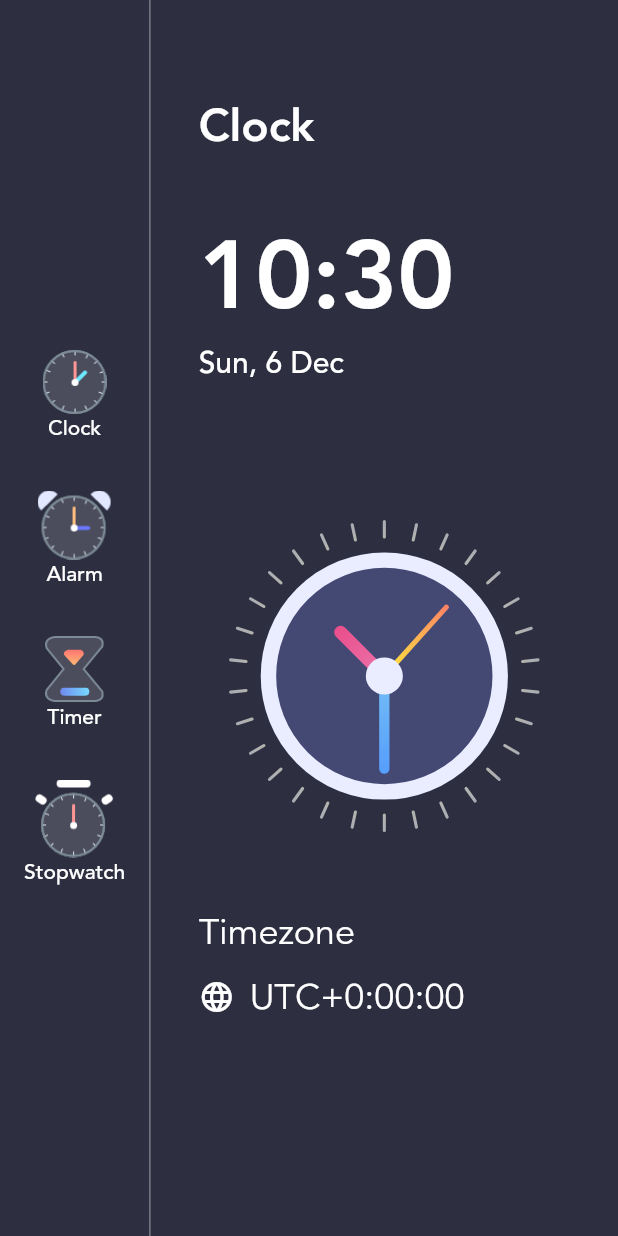
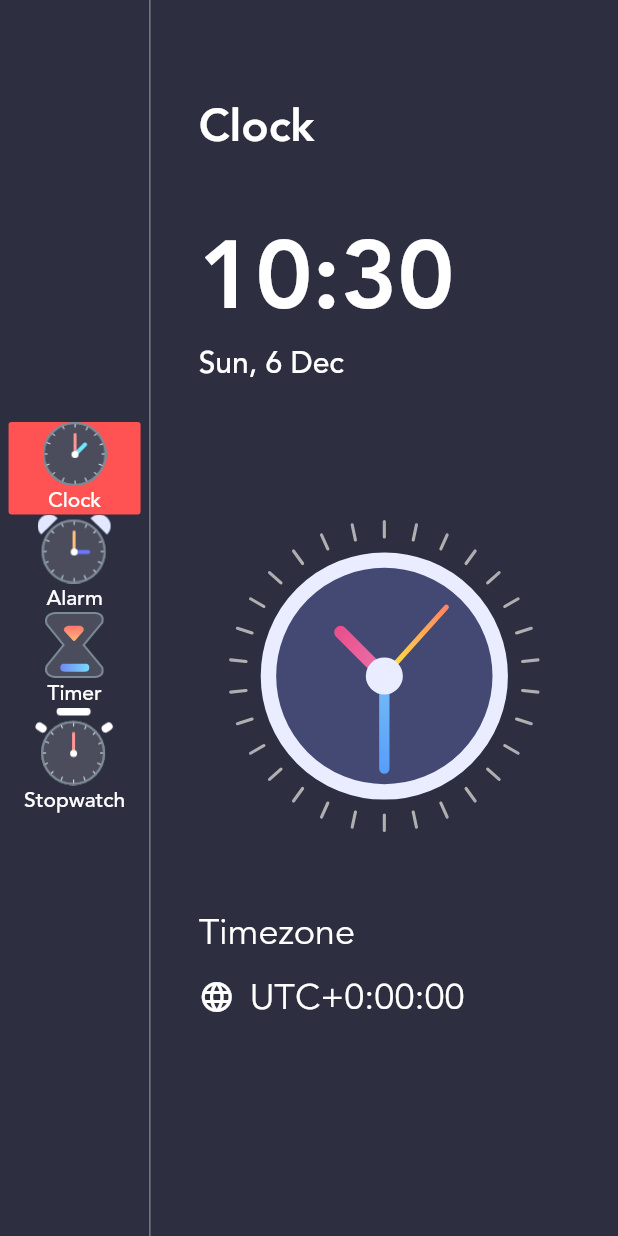
Before and after one commit to satyendrasingh8/Counter-Clock, a Flutter app: the screen it shows after launch, on a phone screen of 412 x 824 dp. Run offline on Flutter 3.47's test engine with Material 2 defaults, Android fonts, the phone set to English and light mode, and no system bars.

```diff
--- /dev/null
+++ b/lib/enums.dart
@@ -0,0 +1 @@
+enum MenuType {clock, alarm,timer,stopwatch}
--- a/lib/homePage.dart
+++ b/lib/homePage.dart
@@ -130,10 +130,9 @@ class _HomePageState extends State<HomePage> {
     );
   }
 
-  Padding buildMenuButton(String title, String image) {
-    return Padding(
-      padding: const EdgeInsets.symmetric(vertical: 16),
-      child: FlatButton(
+   Widget buildMenuButton(String title, String image) {
+    return  FlatButton(
+        color: title =='Clock' ? Colors.redAccent : Colors.transparent,
           onPressed: () {},
           child: Column(
             children: [
@@ -147,7 +146,7 @@ class _HomePageState extends State<HomePage> {
                     fontFamily: 'avenir', color: Colors.white, fontSize: 14),
               ),
             ],
-          )),
-    );
+          ));
+
   }
 }
--- a/pubspec.yaml
+++ b/pubspec.yaml
@@ -23,7 +23,7 @@ environment:
 dependencies:
   flutter:
     sdk: flutter
-
+  provider: ^4.3.2+2
   intl: ^0.16.1
   # The following adds the Cupertino Icons font to your application.
   # Use with the CupertinoIcons class for iOS style icons.
```
Also changed, not shown: lib/menu_info.dart (added, +9 -0 lines), pubspec.lock.
